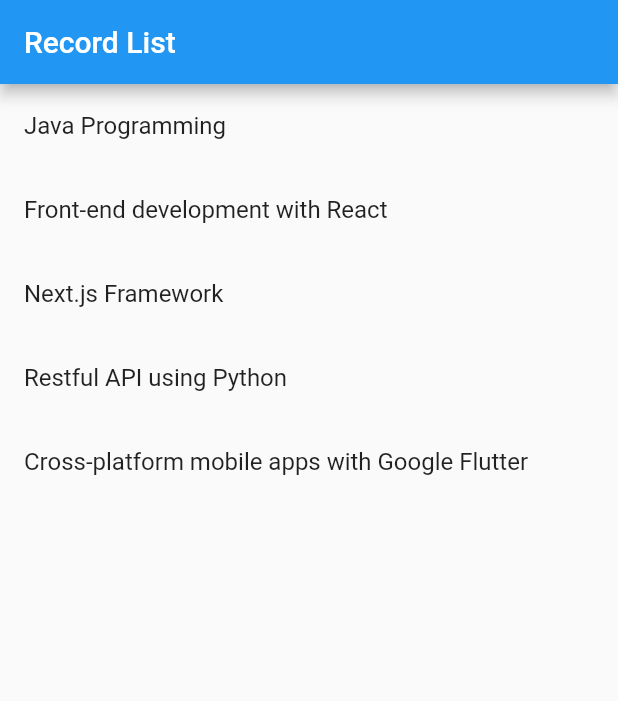
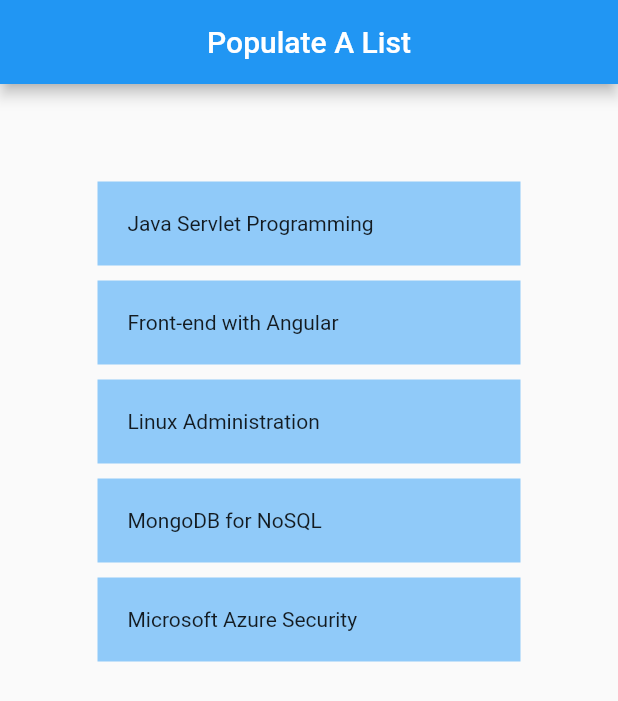
Before and after one commit to apikmeister/stateful_prac, a Flutter app: the screen it shows after launch, on a phone screen of 412 x 824 dp. Shown: the top 701 px of the screen. Run offline on Flutter 3.47's test engine with Material 2 defaults, Android fonts, the phone set to English and light mode, and no system bars.

Commit message:
Refactor list view in main.dart

```diff
--- a/lib/main.dart
+++ b/lib/main.dart
@@ -8,34 +8,36 @@ import 'package:flutter/material.dart';
 void main() => runApp(MyApp());
 
 class MyApp extends StatelessWidget {
-  final List<String> langFramework = [
-    'Java Programming',
-    'Front-end development with React',
-    'Next.js Framework',
-    'Restful API using Python',
-    'Cross-platform mobile apps with Google Flutter',
+  List<String> refBooks = [
+    "Java Servlet Programming",
+    "Front-end with Angular",
+    "Linux Administration",
+    "MongoDB for NoSQL",
+    "Microsoft Azure Security",
   ];
 
   @override
   Widget build(BuildContext context) {
     return MaterialApp(
-      title: 'Record List',
-      theme: ThemeData(
-        primarySwatch: Colors.blue,
-      ),
+        title: 'My App',
         home: Scaffold(
           appBar: AppBar(
-          title: Text('Record List'),
+            title: const Text('Populate A List'),
+            centerTitle: true,
           ),
-        body: ListView.builder(
-          itemCount: langFramework.length,
-          itemBuilder: (context, index) {
-            return ListTile(
-              title: Text(langFramework[index]),
+          body: Container(
+            padding: EdgeInsets.all(60),
+            child: ListView(
+              children: refBooks.map((e) {
+                return Container(
+                  child: Text(e),
+                  margin: EdgeInsets.all(5),
+                  padding: EdgeInsets.all(20),
+                  color: Colors.blue[200],
                 );
-          },
+              }).toList(),
             ),
           ),
-    );
+        ));
   }
 }
```
Lines whose indentation alone changed are shown as unchanged.
